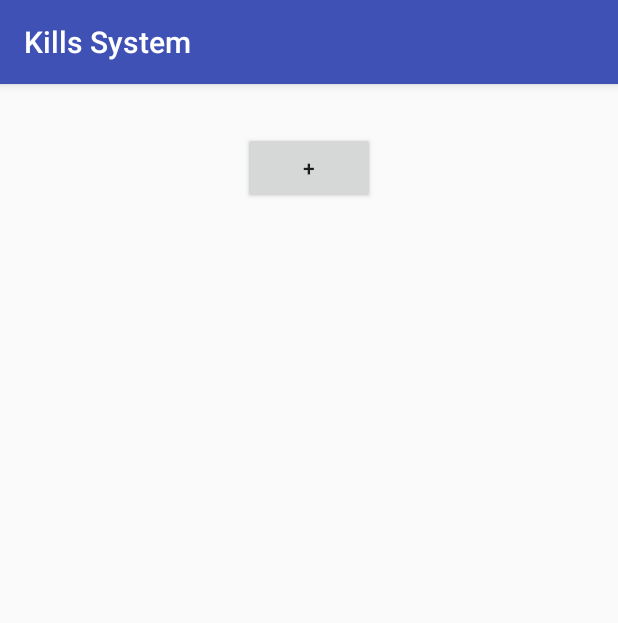
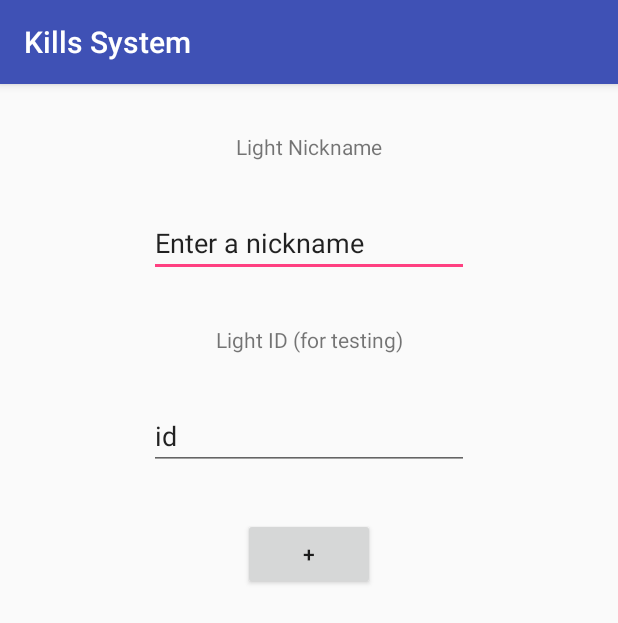
Before and after one commit to starfish01/Kurts-Intelligent-Lighting-System-KILS, an Android app: the AddLightActivity screen opened directly, with no data from a screen before it, on a phone screen of 412 x 824 dp. Shown: the top 623 px of the screen. Run offline under Robolectric (Android 15) with nearby library versions, the phone set to English and light mode, and no system bars; our stand-ins replace Firebase (no records; nobody signed in at launch, a user with empty details on screens opened directly).

Commit message:
working on the add light function

```diff
--- a/app/src/main/java/au/com/patricklabes/killssystem/controlScreen/AddLightActivity.kt
+++ b/app/src/main/java/au/com/patricklabes/killssystem/controlScreen/AddLightActivity.kt
@@ -31,9 +31,56 @@ class AddLightActivity : AppCompatActivity() {
 
         val newLight = Light()
 
+
+
+        //val uid: String, -- take user uid+time stamp (to make this
+        // easier im going to make this a field for now)
+        newLight.uid = id_textfield_addbuttonactivity.text.toString()
+
+        //find if this light exists
+
+
+
+        // val lightNickName: String, -- grabbed from ui
+        newLight.lightNickName = nickname_textfield_addbuttonacvtivity.text.toString()
+
+        // val switchState: Boolean,-- set to false
+        newLight.switchState = false
+
+        // var lightCurrentColour: Int, -- set to white
+        newLight.lightCurrentColour = 16777215
+
+        // var presetOne: Int, set to white
+        newLight.presetOne = 16777215
+        // var presetTwo: Int, set to white
+        newLight.presetTwo = 16777215
+        // var presetThree: Int, set to white
+        newLight.presetThree
+        // var userConnectedWithLight: List<String> --if it cant find list add this device
+
+
     }
 
-    //var usersLights: MutableList<Light> = mutableListOf()
+}
+
+
+
+
+
+
+
+
+
+
+
+
+
+
+
+
+
+
+//var usersLights: MutableList<Light> = mutableListOf()
 
 
 
@@ -66,5 +113,4 @@ class AddLightActivity : AppCompatActivity() {
 
 
 
-   // }
-}
+// }
--- a/app/src/main/java/au/com/patricklabes/killssystem/models/Light.kt
+++ b/app/src/main/java/au/com/patricklabes/killssystem/models/Light.kt
@@ -1,6 +1,6 @@
 package au.com.patricklabes.killssystem.models;
 
-class Light(val uid: String,val lightNickName: String, val switchState: Boolean,var lightCurrentColour: Int, var presetOne: Int, var presetTwo: Int, var presetThree: Int, var userConnectedWithLight: List<String>) {
+class Light(var uid: String,var lightNickName: String, var switchState: Boolean,var lightCurrentColour: Int, var presetOne: Int, var presetTwo: Int, var presetThree: Int, var userConnectedWithLight: List<String>) {
 
     constructor() : this("", "",false,16777215, 16777215, 16777215, 16777215, mutableListOf<String>())
 
--- a/app/src/main/res/layout/activity_add_light.xml
+++ b/app/src/main/res/layout/activity_add_light.xml
@@ -16,5 +16,57 @@
         android:text="+"
         app:layout_constraintEnd_toEndOf="parent"
         app:layout_constraintStart_toStartOf="parent"
+        app:layout_constraintTop_toBottomOf="@+id/id_textfield_addbuttonactivity" />
+
+    <EditText
+        android:id="@+id/nickname_textfield_addbuttonacvtivity"
+        android:layout_width="wrap_content"
+        android:layout_height="wrap_content"
+        android:layout_marginEnd="8dp"
+        android:layout_marginStart="8dp"
+        android:layout_marginTop="32dp"
+        android:ems="10"
+        android:inputType="textPersonName"
+        android:text="Enter a nickname"
+        app:layout_constraintEnd_toEndOf="parent"
+        app:layout_constraintStart_toStartOf="parent"
+        app:layout_constraintTop_toBottomOf="@+id/lightnickname_addlight_activity" />
+
+    <EditText
+        android:id="@+id/id_textfield_addbuttonactivity"
+        android:layout_width="wrap_content"
+        android:layout_height="wrap_content"
+        android:layout_marginEnd="8dp"
+        android:layout_marginStart="8dp"
+        android:layout_marginTop="32dp"
+        android:ems="10"
+        android:inputType="textPersonName"
+        android:text="id"
+        app:layout_constraintEnd_toEndOf="parent"
+        app:layout_constraintStart_toStartOf="parent"
+        app:layout_constraintTop_toBottomOf="@+id/textView3" />
+
+    <TextView
+        android:id="@+id/lightnickname_addlight_activity"
+        android:layout_width="wrap_content"
+        android:layout_height="wrap_content"
+        android:layout_marginEnd="8dp"
+        android:layout_marginStart="8dp"
+        android:layout_marginTop="32dp"
+        android:text="Light Nickname"
+        app:layout_constraintEnd_toEndOf="parent"
+        app:layout_constraintStart_toStartOf="parent"
         app:layout_constraintTop_toTopOf="parent" />
+
+    <TextView
+        android:id="@+id/textView3"
+        android:layout_width="wrap_content"
+        android:layout_height="wrap_content"
+        android:layout_marginEnd="8dp"
+        android:layout_marginStart="8dp"
+        android:layout_marginTop="32dp"
+        android:text="Light ID (for testing)"
+        app:layout_constraintEnd_toEndOf="parent"
+        app:layout_constraintStart_toStartOf="parent"
+        app:layout_constraintTop_toBottomOf="@+id/nickname_textfield_addbuttonacvtivity" />
 </android.support.constraint.ConstraintLayout>
```
